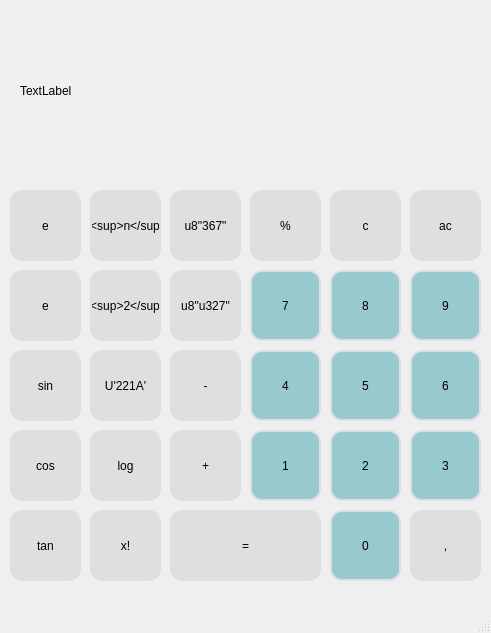
Before: the Qt Designer form src/qt/mainwindow.ui in RadekManak/ivs-fitutubies, drawn with Qt 5.
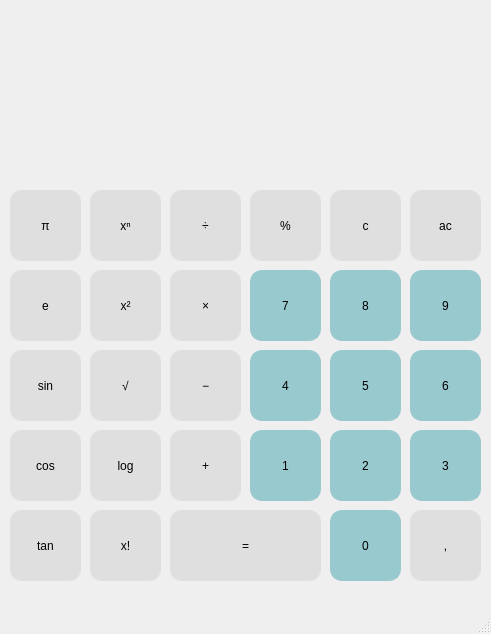
After: the same form once the commit is applied.

Commit message: Fix names of PushButtons, fix unicode symbols

```diff
--- a/src/qt/mainwindow.ui
+++ b/src/qt/mainwindow.ui
@@ -7,7 +7,7 @@
     <x>0</x>
     <y>0</y>
     <width>491</width>
-    <height>633</height>
+    <height>634</height>
    </rect>
   </property>
   <property name="windowTitle">
@@ -91,7 +91,7 @@
     </property>
     <property name="styleSheet">
      <string notr="true">QPushButton {
-    border: 2px solid rgb(223, 223, 223);
+    border: 2px solid rgb(152, 201, 206);
     border-radius: 12px;
     background-color: rgb(152, 201, 206);
 }
@@ -289,7 +289,7 @@
     </property>
     <property name="styleSheet">
      <string notr="true">QPushButton {
-    border: 2px solid rgb(223, 223, 223);
+    border: 2px solid rgb(152, 201, 206);
     border-radius: 12px;
     background-color: rgb(152, 201, 206)
 }
@@ -322,7 +322,7 @@
     </property>
     <property name="styleSheet">
      <string notr="true">QPushButton {
-    border: 2px solid rgb(223, 223, 223);
+    border: 2px solid rgb(152, 201, 206);
     border-radius: 12px;
     background-color: rgb(152, 201, 206)
 }
@@ -355,7 +355,7 @@
     </property>
     <property name="styleSheet">
      <string notr="true">QPushButton {
-    border: 2px solid rgb(223, 223, 223);
+    border: 2px solid rgb(152, 201, 206);
     border-radius: 12px;
     background-color: rgb(152, 201, 206)
 }
@@ -388,7 +388,7 @@
     </property>
     <property name="styleSheet">
      <string notr="true">QPushButton {
-    border: 2px solid rgb(223, 223, 223);
+    border: 2px solid rgb(152, 201, 206);
     border-radius: 12px;
     background-color: rgb(152, 201, 206)
 }
@@ -421,7 +421,7 @@
     </property>
     <property name="styleSheet">
      <string notr="true">QPushButton {
-    border: 2px solid rgb(223, 223, 223);
+    border: 2px solid rgb(152, 201, 206);
     border-radius: 12px;
     background-color: rgb(152, 201, 206)
 }
@@ -454,7 +454,7 @@
     </property>
     <property name="styleSheet">
      <string notr="true">QPushButton {
-    border: 2px solid rgb(223, 223, 223);
+    border: 2px solid rgb(152, 201, 206);
     border-radius: 12px;
     background-color: rgb(152, 201, 206)
 }
@@ -506,7 +506,7 @@
 }</string>
     </property>
     <property name="text">
-     <string>-</string>
+     <string>&#8722;</string>
     </property>
    </widget>
    <widget class="QPushButton" name="pushButton_sqrt">
@@ -539,7 +539,7 @@
 }</string>
     </property>
     <property name="text">
-     <string>U'221A'</string>
+     <string>&#8730;</string>
     </property>
    </widget>
    <widget class="QPushButton" name="pushButton_sin">
@@ -638,7 +638,7 @@
 }</string>
     </property>
     <property name="text">
-     <string>x&lt;sup&gt;2&lt;/sup&gt;</string>
+     <string>x&#178;</string>
     </property>
    </widget>
    <widget class="QPushButton" name="pushButton_mulitplication">
@@ -671,7 +671,7 @@
 }</string>
     </property>
     <property name="text">
-     <string>u8&quot;u327&quot;</string>
+     <string>&#215;</string>
     </property>
     <property name="autoDefault">
      <bool>false</bool>
@@ -691,7 +691,7 @@
     </property>
     <property name="styleSheet">
      <string notr="true">QPushButton {
-    border: 2px solid rgb(223, 223, 223);
+    border: 2px solid rgb(152, 201, 206);
     border-radius: 12px;
     background-color: rgb(152, 201, 206)
 }
@@ -724,7 +724,7 @@
     </property>
     <property name="styleSheet">
      <string notr="true">QPushButton {
-    border: 2px solid rgb(223, 223, 223);
+    border: 2px solid rgb(152, 201, 206);
     border-radius: 12px;
     background-color: rgb(152, 201, 206)
 }
@@ -757,7 +757,7 @@
     </property>
     <property name="styleSheet">
      <string notr="true">QPushButton {
-    border: 2px solid rgb(223, 223, 223);
+    border: 2px rgb(152, 201, 206);
     border-radius: 12px;
     background-color: rgb(152, 201, 206)
 }
@@ -809,7 +809,7 @@
 }</string>
     </property>
     <property name="text">
-     <string>e</string>
+     <string>&#960;</string>
     </property>
    </widget>
    <widget class="QPushButton" name="pushButton_power">
@@ -842,7 +842,7 @@
 }</string>
     </property>
     <property name="text">
-     <string>x&lt;sup&gt;n&lt;/sup&gt;</string>
+     <string>x&#8319;</string>
     </property>
    </widget>
    <widget class="QPushButton" name="pushButton_division">
@@ -875,7 +875,7 @@
 }</string>
     </property>
     <property name="text">
-     <string>u8&quot;367&quot;</string>
+     <string>&#247;</string>
     </property>
    </widget>
    <widget class="QPushButton" name="pushButton_modulus">
@@ -987,7 +987,7 @@
      </rect>
     </property>
     <property name="text">
-     <string>TextLabel</string>
+     <string/>
     </property>
    </widget>
   </widget>
```
Left out of the diff: 4 changed lines with no effect on the pictures.
